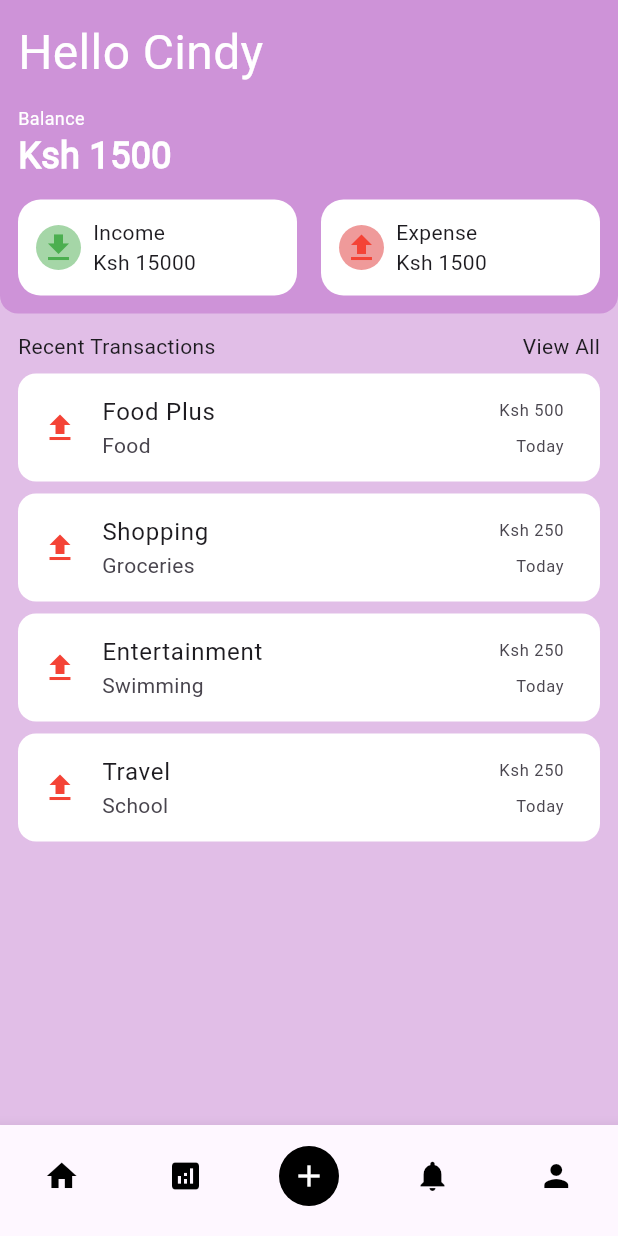
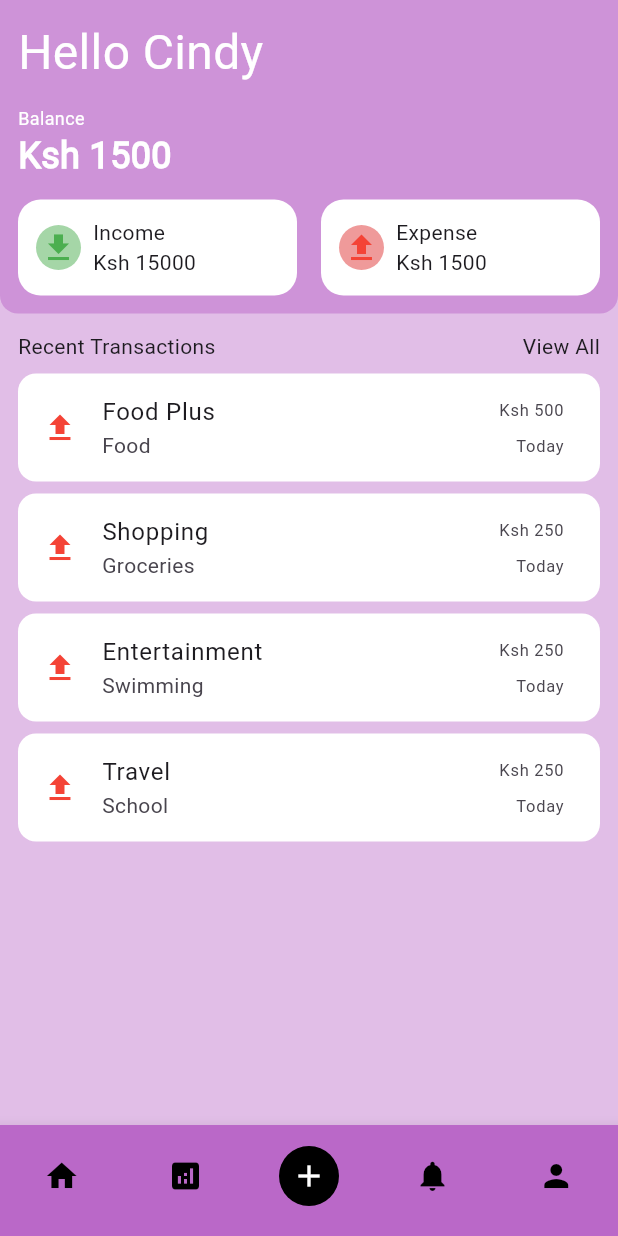
Before and after one commit to Cynthia-Chepkoech/CashCop, a Flutter app: the screen it shows after launch, after a tap on "continue", on a phone screen of 412 x 824 dp. Run offline on Flutter 3.47's test engine with Material 3 defaults, Android fonts, the phone set to English and light mode, and no system bars; our stand-ins replace fl_chart.

Commit message:
update ui

```diff
--- a/lib/data/data.dart
+++ b/lib/data/data.dart
@@ -0,0 +1,6 @@
+class Transaction {
+  String amount;
+  String date;
+  String title;
+  String subtitle;
+}
--- a/lib/pages/homepage.dart
+++ b/lib/pages/homepage.dart
@@ -16,6 +16,7 @@ class Homepage extends StatefulWidget {
 }
 
 class _HomepageState extends State<Homepage> {
+  String name = "Mike";
   final List<Widget> screens = [
     const Homescreen(),
     const Transactions(),
@@ -46,18 +47,19 @@ class _HomepageState extends State<Homepage> {
   Widget build(BuildContext context) {
     return Scaffold(
       backgroundColor: Colors.purple.shade100,
-
       body: screens[selectedIndex],
-
       bottomNavigationBar: BottomNavigationBar(
           currentIndex: selectedIndex,
+          backgroundColor: Colors.purple.shade300,
           showSelectedLabels: false,
           showUnselectedLabels: false,
           type: BottomNavigationBarType.fixed,
           onTap: changeTab,
           items: [
             BottomNavigationBarItem(
-                icon: Icon(Icons.home, color: Colors.black), label: "home"),
+                backgroundColor: Colors.purple.shade300,
+                icon: Icon(Icons.home, color: Colors.black),
+                label: "home"),
             BottomNavigationBarItem(
                 icon: Icon(Icons.analytics, color: Colors.black),
                 label: "transactions"),
--- a/lib/pages/profilepage.dart
+++ b/lib/pages/profilepage.dart
@@ -12,19 +12,23 @@ class _ProfilePageState extends State<ProfilePage> {
   @override
   Widget build(BuildContext context) {
     return Scaffold(
-      appBar:
-          AppBar(title: const Text('Create your Profile'), centerTitle: true),
+      backgroundColor: Colors.purple.shade100,
       body: Column(
         crossAxisAlignment: CrossAxisAlignment.center,
         mainAxisAlignment: MainAxisAlignment.center,
         children: [
+          const Text(
+            'Create your Profile',
+            style: TextStyle(fontSize: 32),
+          ),
+          SizedBox(height: 12),
           CircleAvatar(
             radius: 40,
             backgroundColor: Colors.purple.shade300,
           ),
           SizedBox(height: 12),
           Container(
-            padding: EdgeInsets.symmetric(horizontal: 16),
+            margin: const EdgeInsets.symmetric(horizontal: 24),
             decoration: BoxDecoration(
                 color: Colors.purple.shade50,
                 borderRadius: BorderRadius.circular(12)),
@@ -45,7 +49,7 @@ class _ProfilePageState extends State<ProfilePage> {
                   MaterialPageRoute(builder: (context) => const Homepage()));
             },
             child: Container(
-              margin: const EdgeInsets.symmetric(horizontal: 16),
+              margin: const EdgeInsets.symmetric(horizontal: 24),
               padding: const EdgeInsets.all(8),
               alignment: Alignment.center,
               width: MediaQuery.of(context).size.width,
--- a/lib/screens/addscreen.dart
+++ b/lib/screens/addscreen.dart
@@ -28,12 +28,8 @@ class _AddscreenState extends State<Addscreen> {
   @override
   Widget build(BuildContext context) {
     return Scaffold(
-      appBar: AppBar(
-        title: Text("Add Record"),
-        centerTitle: true,
-      ),
       body: Container(
-        padding: const EdgeInsets.symmetric(horizontal: 16.0),
+        padding: const EdgeInsets.symmetric(horizontal: 16.0, vertical: 24),
         decoration: BoxDecoration(color: Colors.grey.shade200),
         child: Column(
           crossAxisAlignment: CrossAxisAlignment.start,
--- a/lib/screens/homescreen.dart
+++ b/lib/screens/homescreen.dart
@@ -3,7 +3,8 @@ import 'package:cashcop/components/transactioncard.dart';
 import 'package:flutter/material.dart';
 
 class Homescreen extends StatelessWidget {
-  const Homescreen({super.key});
+  final String? name;
+  const Homescreen({super.key, this.name});
 
   @override
   Widget build(BuildContext context) {
--- a/lib/screens/transactionscreen.dart
+++ b/lib/screens/transactionscreen.dart
@@ -14,7 +14,11 @@ class Transactions extends StatelessWidget {
           flex: 2,
           child: Container(
             padding: const EdgeInsets.only(top: 32, left: 12, right: 12),
-            color: Colors.purpleAccent,
+            decoration: BoxDecoration(
+                color: Colors.purple.shade200,
+                borderRadius: const BorderRadius.only(
+                    bottomLeft: Radius.circular(12),
+                    bottomRight: Radius.circular(12))),
             child: const Center(child: LineChartWidget()),
           ),
         ),
```
Also changed, not shown: lib/functions/sms_text.dart (deleted, +0 -111 lines), lib/screens/profilescreen.dart (+19 -9 lines), 1 other file.
